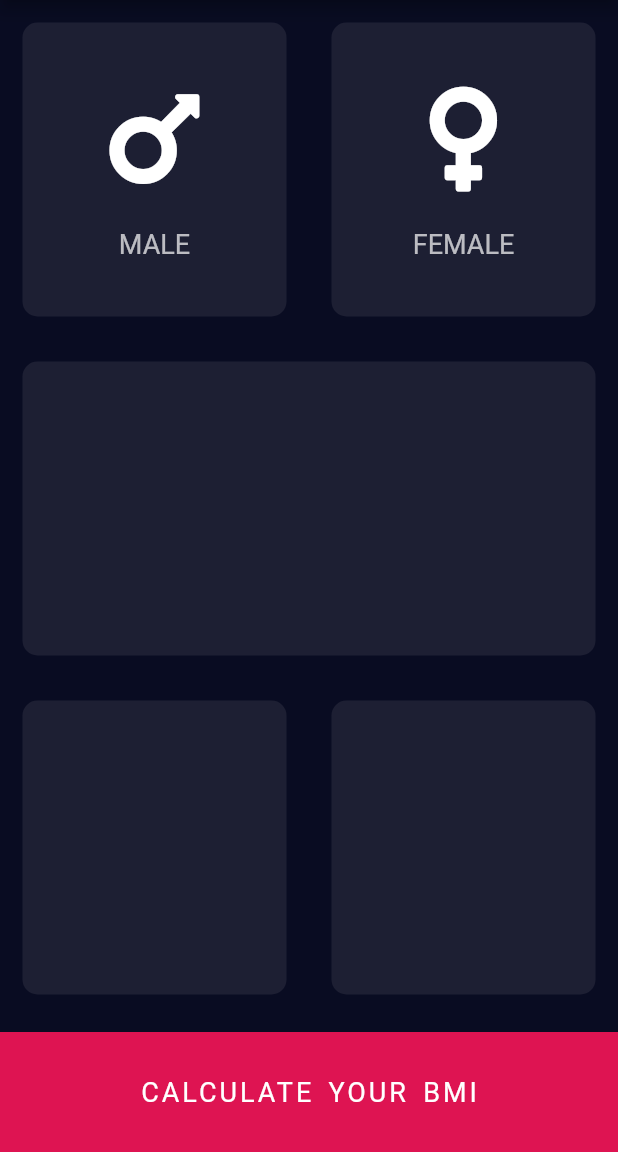
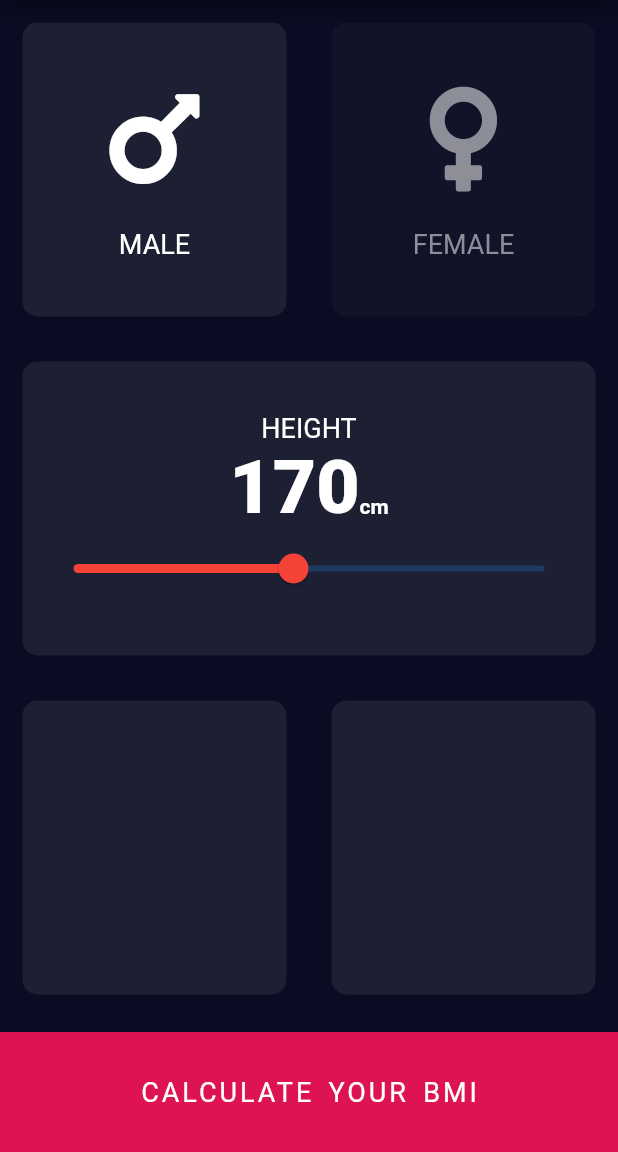
Before and after one commit to Amal4m41/Flutter-Dev-Reference, a Flutter app: the screen it shows after launch, on a phone screen of 412 x 824 dp, the part 84-1236 px from its top. Run offline on Flutter 3.47's test engine with Material 2 defaults, Android fonts, the phone set to English and light mode, and no system bars; our stand-ins replace audioplayers, font_awesome_flutter, rflutter_alert.

Commit message:
Optimized gesture detector for widgets and added card for height input with slider

```diff
--- /dev/null
+++ b/bmi_calculator_app/lib/constants.dart
@@ -0,0 +1,10 @@
+import 'package:flutter/material.dart';
+
+const double kCalculateBmiButtonHeight = 80.0;
+const Color kActiveCardColor = Color(0xff1D1F33);
+const Color kInActiveCardColor = Color(0xff111328);
+const double kCardTextSize = 18.0;
+const TextStyle kCardNumberStyle = TextStyle(
+  fontSize: 50,
+  fontWeight: FontWeight.w900,
+);
--- a/bmi_calculator_app/lib/icon_content.dart
+++ b/bmi_calculator_app/lib/icon_content.dart
@@ -1,15 +1,15 @@
 import 'package:flutter/material.dart';
-
-const labelTextStyle = TextStyle(
-  color: Colors.white70,
-  fontSize: 18,
-);
+import 'constants.dart';
 
 class IconContent extends StatelessWidget {
   final IconData cardIcon;
   final String cardText;
+  final Color iconAndTextColor;
 
-  IconContent({required this.cardIcon, required this.cardText});
+  IconContent(
+      {required this.cardIcon,
+      required this.cardText,
+      required this.iconAndTextColor});
 
   @override
   Widget build(BuildContext context) {
@@ -19,11 +19,18 @@ class IconContent extends StatelessWidget {
         Icon(
           cardIcon,
           size: 80,
+          color: iconAndTextColor,
         ),
         SizedBox(
           height: 20,
         ),
-        Text(cardText, style: labelTextStyle)
+        Text(
+          cardText,
+          style: TextStyle(
+            color: iconAndTextColor,
+            fontSize: kCardTextSize,
+          ),
+        )
       ],
     );
   }
--- a/bmi_calculator_app/lib/input_page.dart
+++ b/bmi_calculator_app/lib/input_page.dart
@@ -1,10 +1,16 @@
 import 'package:bmi_calculator_app/reusable_card.dart';
 import 'package:flutter/cupertino.dart';
 import 'package:flutter/material.dart';
+import 'package:flutter/painting.dart';
 import 'package:font_awesome_flutter/font_awesome_flutter.dart';
 import 'icon_content.dart';
+import 'constants.dart';
 
-const double bmiCalculateButtonHeight = 80.0;
+enum enum_Gender {
+  //defining  a list of named constants using enum for gender.
+  Male,
+  Female,
+}
 
 class InputPage extends StatefulWidget {
   const InputPage({Key? key}) : super(key: key);
@@ -14,6 +20,11 @@ class InputPage extends StatefulWidget {
 }
 
 class _InputPageState extends State<InputPage> {
+  enum_Gender gender = enum_Gender.Male;
+  double currentSliderValue = 170;
+
+  bool isGenderMale() => gender == enum_Gender.Male;
+
   @override
   Widget build(BuildContext context) {
     return Scaffold(
@@ -21,30 +32,91 @@ class _InputPageState extends State<InputPage> {
         title: Text("BMI Calculator"),
       ),
       body: Column(
+        crossAxisAlignment: CrossAxisAlignment.stretch,
         children: [
           Expanded(
             child: Row(
               children: [
                 Expanded(
                   child: ReusableCard(
+                    actionOnTap: () {
+                      setState(() {
+                        gender = enum_Gender.Male;
+                      });
+                    },
+                    cardColor:
+                        isGenderMale() ? kActiveCardColor : kInActiveCardColor,
                     cardChild: IconContent(
                       cardIcon: FontAwesomeIcons.mars,
                       cardText: "MALE",
+                      iconAndTextColor: isGenderMale()
+                          ? Colors.white
+                          : const Color(0xff8D8E98),
                     ),
                   ),
                 ),
                 Expanded(
                   child: ReusableCard(
+                      actionOnTap: () {
+                        setState(() {
+                          gender = enum_Gender.Female;
+                        });
+                      },
+                      cardColor: isGenderMale()
+                          ? kInActiveCardColor
+                          : kActiveCardColor,
                       cardChild: IconContent(
-                    cardIcon: FontAwesomeIcons.venus,
-                    cardText: "FEMALE",
-                  )),
+                        cardIcon: FontAwesomeIcons.venus,
+                        cardText: "FEMALE",
+                        iconAndTextColor:
+                            isGenderMale() ? Color(0xff8D8E98) : Colors.white,
+                      )),
                 ),
               ],
             ),
           ),
           Expanded(
-            child: ReusableCard(),
+            child: ReusableCard(
+              cardChild: Column(
+                mainAxisAlignment: MainAxisAlignment.center,
+                children: [
+                  Text(
+                    "HEIGHT",
+                    style: TextStyle(fontSize: kCardTextSize),
+                  ),
+                  Row(
+                    mainAxisAlignment: MainAxisAlignment.center,
+                    crossAxisAlignment: CrossAxisAlignment.baseline,
+                    textBaseline: TextBaseline.alphabetic,
+                    children: [
+                      Text(
+                        currentSliderValue.toString().split(".")[0],
+                        style: kCardNumberStyle,
+                      ),
+                      Text(
+                        "cm",
+                        style: TextStyle(fontWeight: FontWeight.bold),
+                      ),
+                    ],
+                  ),
+                  Padding(
+                    padding: const EdgeInsets.symmetric(horizontal: 10),
+                    child: Slider(
+                      value: currentSliderValue,
+                      min: 100,
+                      max: 250,
+                      divisions: 150,
+                      activeColor: Colors.red,
+                      onChanged: (double value) {
+                        setState(() {
+                          currentSliderValue = value;
+                        });
+                      },
+                    ),
+                  )
+                ],
+              ),
+            ),
           ),
           Expanded(
             child: Row(
@@ -72,7 +144,7 @@ class _InputPageState extends State<InputPage> {
             ),
             margin: EdgeInsets.only(top: 10),
             color: Color(0xf0EB1555),
-            height: bmiCalculateButtonHeight,
+            height: kCalculateBmiButtonHeight,
             width: double.infinity,
           )
         ],
--- a/bmi_calculator_app/lib/reusable_card.dart
+++ b/bmi_calculator_app/lib/reusable_card.dart
@@ -1,25 +1,33 @@
 import 'package:bmi_calculator_app/icon_content.dart';
 import 'package:flutter/material.dart';
+
+// Signature of callbacks that have no arguments and return no data.
+typedef onPressCallback = void Function();
 
 //StatelessWidgets are immutable, once they're created they can't be changed, therefore whenever ever there's a change in it's
 //property for example color, then the object is destroyed and a new object of that widget with the new color is created and
 //updated in the widget tree.
 class ReusableCard extends StatelessWidget {
   final Color cardColor; //we initialize it in the constructor.
-  final IconContent? cardChild;
+  final Widget? cardChild;
+  final onPressCallback? actionOnTap;
 
   ReusableCard(
       {this.cardColor = const Color(0xff1D1F33),
-      this.cardChild}); //providing a default value for the constructor parameter.
+      this.cardChild,
+      this.actionOnTap}); //providing a default value for the constructor parameter.
 
   @override
   Widget build(BuildContext context) {
-    return Container(
-      child: cardChild,
-      margin: EdgeInsets.all(15),
-      decoration: BoxDecoration(
-        color: cardColor,
-        borderRadius: BorderRadius.circular(10),
+    return GestureDetector(
+      onTap: actionOnTap, //if it's not null the execute this function on tap
+      child: Container(
+        child: cardChild,
+        margin: EdgeInsets.all(15),
+        decoration: BoxDecoration(
+          color: cardColor,
+          borderRadius: BorderRadius.circular(10),
+        ),
       ),
     );
   }
```
